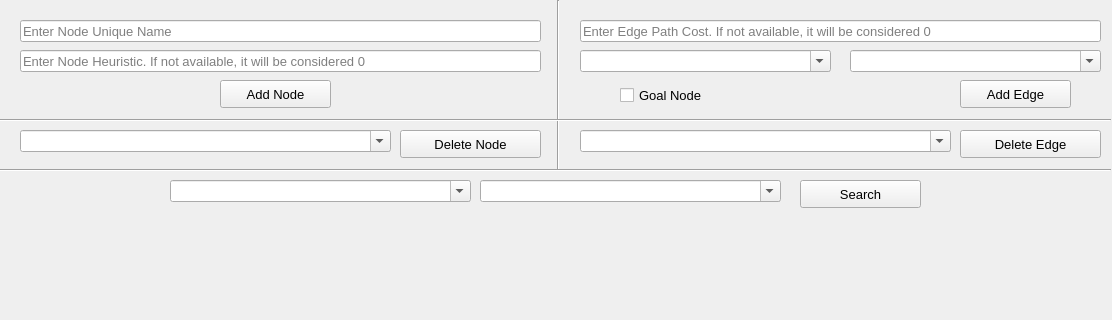
This is DirectedWindow.ui in Anthony-Amgad/CSE472-Project as Qt 5 draws it before an edit; both pictures show x 0 to 1112 and y 0 to 320 of the 1112 by 858 pixel window. The edited form follows.
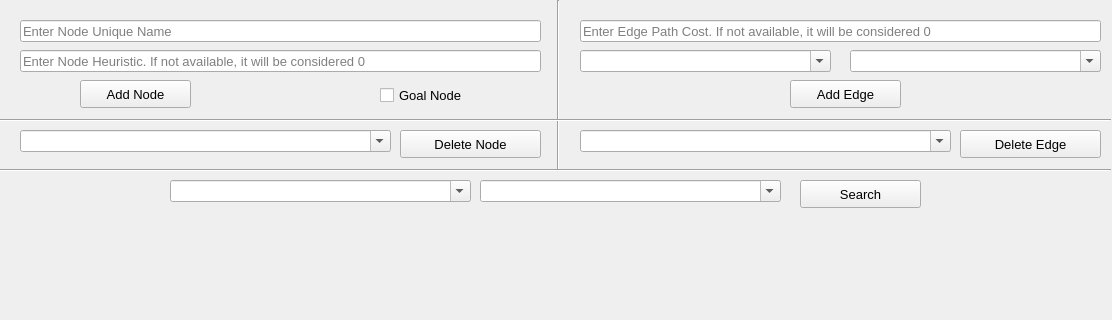
This is the edited form.

The edit to the form file:
```diff
--- a/DirectedWindow.ui
+++ b/DirectedWindow.ui
@@ -112,7 +112,7 @@
    <widget class="QPushButton" name="adNodeBtn">
     <property name="geometry">
      <rect>
-      <x>220</x>
+      <x>80</x>
       <y>80</y>
       <width>111</width>
       <height>28</height>
@@ -125,7 +125,7 @@
    <widget class="QPushButton" name="adEdgeBtn">
     <property name="geometry">
      <rect>
-      <x>960</x>
+      <x>790</x>
       <y>80</y>
       <width>111</width>
       <height>28</height>
@@ -267,9 +267,9 @@
    <widget class="QCheckBox" name="checkBox">
     <property name="geometry">
      <rect>
-      <x>620</x>
+      <x>380</x>
       <y>80</y>
-      <width>191</width>
+      <width>121</width>
       <height>31</height>
      </rect>
     </property>
```
